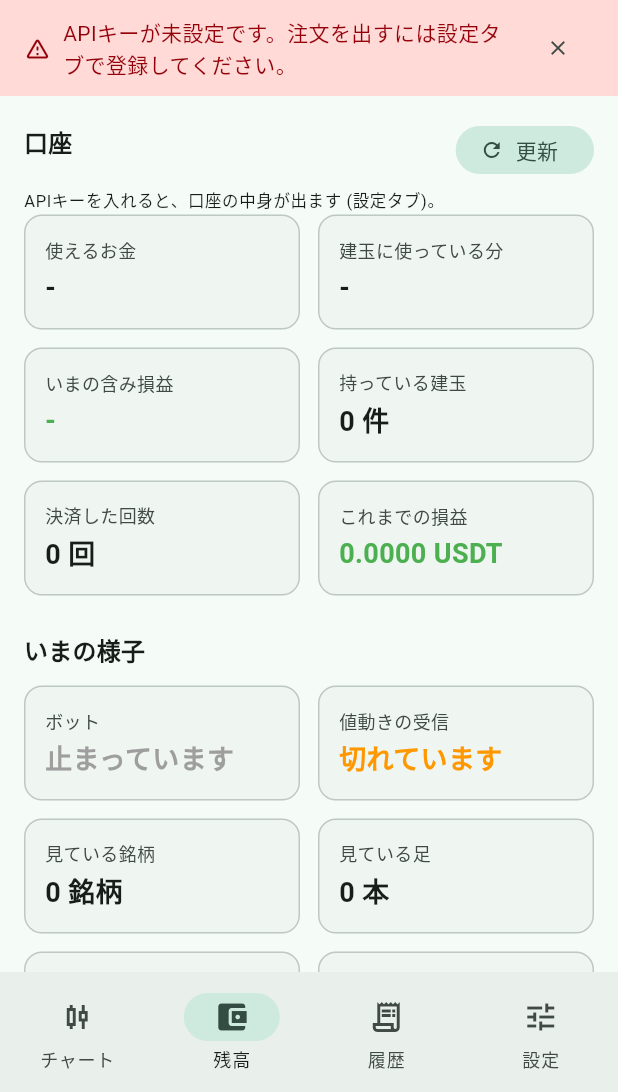
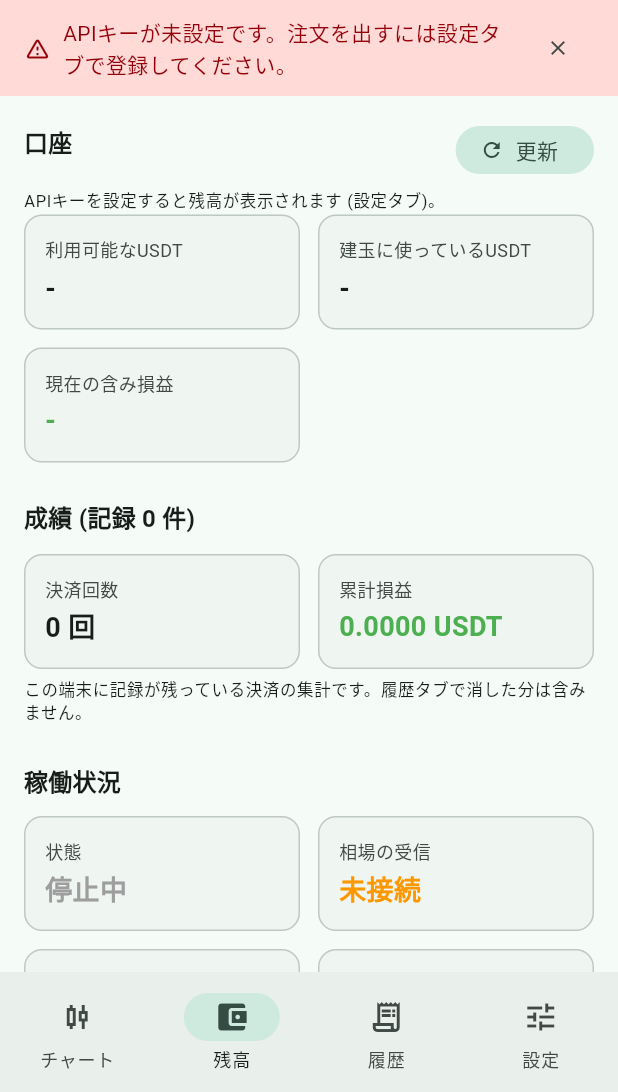
Before and after one commit to PG-Darksan/mexc-bot, a Flutter app: the screen it shows after launch, item 2 of the bottom bar chosen, after a tap on "更新", on a phone screen of 412 x 824 dp, the part 144-1236 px from its top. Run offline on Flutter 3.47's test engine with Material 3 defaults, Android fonts, the phone set to English and light mode, and no system bars; our stand-ins replace flutter_secure_storage, shared_preferences; missing offline and left inert: tray_manager, window_manager; accounts and stored records are empty.

Commit message:
残高を端末から直接取り、残高タブを組み直す
- ローカル実行では、残高をボット本体とは別の REST クライアントで取る。
  本体の待ち行列 (履歴の穴埋めなど) に並ばないので、押した瞬間に返る。
  建玉の突き合わせは裏で本体に頼む。
- 残高タブを 口座 / 成績 / 稼働状況 / 売買の条件 / 最近の検知 に分け直した。
  成績には「記録にある N 件」と期間を明記した。
- 「利用可能なUSDT」「建玉に使っているUSDT」「現在の含み損益」
  「稼働中 / 停止中」「接続中 / 未接続」など、漢字の一般語にそろえた。

Co-Authored-By: Claude Fable 5.1 <noreply@anthropic.com>

```diff
--- a/app/lib/src/settings/settings_store.dart
+++ b/app/lib/src/settings/settings_store.dart
@@ -113,8 +113,7 @@ class SettingsStore {
       secureStorageError = null;
       return Credentials(apiKey: key, apiSecret: secret);
     } catch (e) {
-      secureStorageError =
-          'APIキーの保管領域を開けませんでした ($e)。キーは今回の起動中だけ保持されます。';
+      secureStorageError = 'APIキーの保管領域を開けませんでした ($e)。キーは今回の起動中だけ保持されます。';
       return const Credentials();
     }
   }
--- a/app/lib/src/state/app_state.dart
+++ b/app/lib/src/state/app_state.dart
@@ -3,6 +3,7 @@ import 'dart:async';
 import 'package:flutter/foundation.dart';
 import 'package:mexc_core/mexc_core.dart';
 
+import '../data/account_data.dart';
 import '../settings/app_settings.dart';
 import '../settings/settings_store.dart';
 
@@ -30,6 +31,13 @@ class AppState extends ChangeNotifier {
   StreamSubscription<ControllerConnection>? _connectionSub;
   Timer? _persistTimer;
 
+  /// 残高だけを端末から直接取る口。ローカル実行で鍵があるときだけ持つ。
+  AccountDataSource? _account;
+  AccountAsset? _liveAsset;
+  DateTime? _assetFetchedAt;
+  String? _assetError;
+  bool _refreshingAsset = false;
+
   static const int maxEvents = 500;
 
   AppSettings get settings => _settings;
@@ -42,6 +50,12 @@ class AppState extends ChangeNotifier {
   bool get isLocalMode => _settings.mode == RunMode.local;
   bool get isRunning => _snapshot.running;
   String? get notice => _notice ?? _store.secureStorageError;
+
+  /// 画面に出す残高。端末で直接取ったものがあればそれを優先する。
+  AccountAsset? get displayAsset => _liveAsset ?? _snapshot.asset;
+  DateTime? get assetFetchedAt => _assetFetchedAt;
+  String? get assetError => _assetError;
+  bool get refreshingAsset => _refreshingAsset;
 
   Future<void> initialize() async {
     _settings = await _store.loadAppSettings();
@@ -82,8 +96,9 @@ class AppState extends ChangeNotifier {
       final local = LocalBotController(
         config: _config,
         apiKey: _credentials.apiKey.isEmpty ? null : _credentials.apiKey,
-        apiSecret:
-            _credentials.apiSecret.isEmpty ? null : _credentials.apiSecret,
+        apiSecret: _credentials.apiSecret.isEmpty
+            ? null
+            : _credentials.apiSecret,
       );
       local.restorePositions(await _store.loadPositions());
       controller = local;
@@ -97,6 +112,7 @@ class AppState extends ChangeNotifier {
     }
 
     _controller = controller;
+    _rebuildAccountSource();
     _snapshotSub = controller.snapshots.listen((s) {
       _snapshot = s;
       // サーバー側の設定を正とする。
@@ -139,8 +155,46 @@ class AppState extends ChangeNotifier {
   }
 
   /// 口座と建玉を取り直す。止まっていても使える。
+  ///
+  /// ローカル実行なら残高は端末が直接取る (待ち行列が別なので速い)。
+  /// 建玉の突き合わせは裏でエンジンに頼む。サーバー接続では鍵が端末に
+  /// 無いので、サーバーに頼むしかない。
   Future<void> refreshAccount() async {
-    await _controller?.refreshAccount();
+    final account = _account;
+    if (account == null) {
+      await _controller?.refreshAccount();
+      return;
+    }
+    if (_refreshingAsset) return;
+    _refreshingAsset = true;
+    _assetError = null;
+    notifyListeners();
+    try {
+      _liveAsset = await account.fetchUsdt();
+      _assetFetchedAt = DateTime.now();
+    } catch (e) {
+      _assetError = '$e';
+    } finally {
+      _refreshingAsset = false;
+      notifyListeners();
+    }
+    final controller = _controller;
+    if (controller != null) unawaited(controller.refreshAccount());
+  }
+
+  /// 残高を直接取る口を、いまの動かし方と鍵に合わせて作り直す。
+  void _rebuildAccountSource() {
+    _account?.dispose();
+    _account = null;
+    _liveAsset = null;
+    _assetFetchedAt = null;
+    _assetError = null;
+    if (isLocalMode && !_credentials.isEmpty) {
+      _account = AccountDataSource(
+        apiKey: _credentials.apiKey,
+        apiSecret: _credentials.apiSecret,
+      );
+    }
   }
 
   /// 決済済みの記録を消す。[id] が null なら全部。
@@ -173,7 +227,8 @@ class AppState extends ChangeNotifier {
 
   Future<void> updateAppSettings(AppSettings settings) async {
     final modeChanged = settings.mode != _settings.mode;
-    final connectionChanged = settings.serverUrl != _settings.serverUrl ||
+    final connectionChanged =
+        settings.serverUrl != _settings.serverUrl ||
         settings.serverToken != _settings.serverToken ||
         settings.allowSelfSignedCertificate !=
             _settings.allowSelfSignedCertificate;
@@ -235,6 +290,7 @@ class AppState extends ChangeNotifier {
 
   @override
   Future<void> dispose() async {
+    _account?.dispose();
     _persistTimer?.cancel();
     await _persistPositions();
     await _snapshotSub?.cancel();
--- a/app/lib/src/ui/dashboard_page.dart
+++ b/app/lib/src/ui/dashboard_page.dart
@@ -13,6 +13,11 @@ class DashboardPage extends StatelessWidget {
     final snapshot = state.snapshot;
     final config = snapshot.config;
 
+    final asset = state.displayAsset;
+    final hasKey = state.isLocalMode
+        ? !state.credentials.isEmpty
+        : snapshot.credentialsConfigured;
+
     final closed = snapshot.closedPositions;
     final wins = closed.where((p) => (p.realizedPnl ?? 0) > 0).length;
     final totalPnl = closed.fold<double>(
@@ -23,98 +28,109 @@ class DashboardPage extends StatelessWidget {
     return ListView(
       padding: const EdgeInsets.all(16),
       children: [
+        // ── 口座 ──
         Row(
           children: [
             Expanded(child: _SectionTitle('口座')),
             FilledButton.tonalIcon(
-              onPressed: state.refreshAccount,
-              icon: const Icon(Icons.refresh, size: 16),
+              onPressed: state.refreshingAsset ? null : state.refreshAccount,
+              icon: state.refreshingAsset
+                  ? const SizedBox(
+                      width: 14,
+                      height: 14,
+                      child: CircularProgressIndicator(strokeWidth: 2),
+                    )
+                  : const Icon(Icons.refresh, size: 16),
               label: const Text('更新'),
             ),
           ],
         ),
-        if (!snapshot.credentialsConfigured)
-          const _Note('APIキーを入れると、口座の中身が出ます (設定タブ)。')
-        else if (snapshot.asset == null)
-          const _Note('「更新」を押すと、いまの残高を取りに行きます。'),
+        if (!hasKey)
+          const _Note('APIキーを設定すると残高が表示されます (設定タブ)。')
+        else if (state.assetError != null)
+          _Note('取得できませんでした: ${state.assetError}')
+        else if (asset == null)
+          const _Note('「更新」を押すと残高を取得します。'),
         _StatGrid(
           items: [
             _Stat(
-              '使えるお金',
-              snapshot.asset == null
-                  ? '-'
-                  : '${snapshot.asset!.availableBalance.toStringAsFixed(2)} USDT',
+              '利用可能なUSDT',
+              asset == null ? '-' : asset.availableBalance.toStringAsFixed(2),
             ),
             _Stat(
-              '建玉に使っている分',
-              snapshot.asset == null
-                  ? '-'
-                  : '${snapshot.asset!.positionMargin.toStringAsFixed(2)} USDT',
+              '建玉に使っているUSDT',
+              asset == null ? '-' : asset.positionMargin.toStringAsFixed(2),
             ),
             _Stat(
-              'いまの含み損益',
-              snapshot.asset == null
-                  ? '-'
-                  : formatPnl(snapshot.asset!.unrealized),
-              color: (snapshot.asset?.unrealized ?? 0) >= 0
-                  ? Colors.green
-                  : Colors.red,
+              '現在の含み損益',
+              asset == null ? '-' : formatPnl(asset.unrealized),
+              color: (asset?.unrealized ?? 0) >= 0 ? Colors.green : Colors.red,
             ),
-            _Stat('持っている建玉', '${snapshot.positions.length} 件'),
-            _Stat('決済した回数', '${closed.length} 回'),
+          ],
+        ),
+        if (state.assetFetchedAt != null)
+          _Note('取得時刻: ${formatTime(state.assetFetchedAt)}'),
+        const SizedBox(height: 24),
+
+        // ── 成績 ──
+        _SectionTitle('成績 (記録 ${closed.length} 件)'),
+        _StatGrid(
+          items: [
+            _Stat('決済回数', '${closed.length} 回'),
             _Stat(
-              'これまでの損益',
+              '累計損益',
               formatPnl(totalPnl),
               color: totalPnl >= 0 ? Colors.green : Colors.red,
             ),
             if (closed.isNotEmpty)
               _Stat(
-                '勝った割合',
+                '勝率',
                 '${(wins / closed.length * 100).toStringAsFixed(1)}%',
               ),
           ],
         ),
+        const _Note(
+          'この端末に記録が残っている決済の集計です。'
+          '履歴タブで消した分は含みません。',
+        ),
         const SizedBox(height: 24),
-        _SectionTitle('いまの様子'),
+
+        // ── 稼働状況 ──
+        _SectionTitle('稼働状況'),
         _StatGrid(
           items: [
             _Stat(
-              'ボット',
-              snapshot.running ? '動いています' : '止まっています',
+              '状態',
+              snapshot.running ? '稼働中' : '停止中',
               color: snapshot.running ? Colors.green : Colors.grey,
             ),
             _Stat(
-              '値動きの受信',
-              snapshot.wsConnected ? 'つながっています' : '切れています',
+              '相場の受信',
+              snapshot.wsConnected ? '接続中' : '未接続',
               color: snapshot.wsConnected ? Colors.green : Colors.orange,
             ),
-            _Stat('見ている銘柄', '${snapshot.watchedSymbolCount} 銘柄'),
-            _Stat('見ている足', '${snapshot.subscriptionCount} 本'),
-            if (snapshot.pendingHistoryCount > 0)
-              _Stat(
-                '読み込み待ち',
-                '残り ${snapshot.pendingHistoryCount} 本',
-                color: Colors.orange,
-              ),
+            _Stat('監視銘柄', '${snapshot.watchedSymbolCount} 銘柄'),
             _Stat('前回の判定', formatTimeShort(snapshot.lastCycleAt)),
             _Stat(
-              '1回にかかった時間',
+              '判定にかかった時間',
               snapshot.lastCycleDurationMs == null
                   ? '-'
                   : '${(snapshot.lastCycleDurationMs! / 1000).toStringAsFixed(1)} 秒',
             ),
+            if (snapshot.pendingHistoryCount > 0)
+              _Stat(
+                '履歴の読み込み',
+                '残り ${snapshot.pendingHistoryCount}',
+                color: Colors.orange,
+              ),
           ],
         ),
         _Note(
-          '「見ている足」は 銘柄 × 時間軸 の本数です '
-          '(100銘柄 × 4時間軸なら 400 本)。\n'
-          '「1回にかかった時間」は、その全部を1周して調べ、建玉を取引所と'
-          '突き合わせるまでの時間です。'
-          '判定の間隔 (${config.evaluationIntervalSeconds} 秒) より短ければ'
-          '追いついています。',
+          '判定は ${config.evaluationIntervalSeconds} 秒ごとです。'
+          'かかった時間がこれより短ければ追いついています。',
         ),
         const SizedBox(height: 24),
-        _SectionTitle('いまの条件'),
+        _SectionTitle('売買の条件'),
         Card(
           child: Padding(
             padding: const EdgeInsets.all(16),
--- a/app/pubspec.yaml
+++ b/app/pubspec.yaml
@@ -1,7 +1,7 @@
 name: mexc_bot_app
 description: MEXC USDT無期限先物の自動売買クライアント (Windows / Android)
 publish_to: 'none'
-version: 0.1.7+8
+version: 0.1.8+9
 
 environment:
   sdk: ^3.11.0
```
Also changed, not shown: 1 other file.
